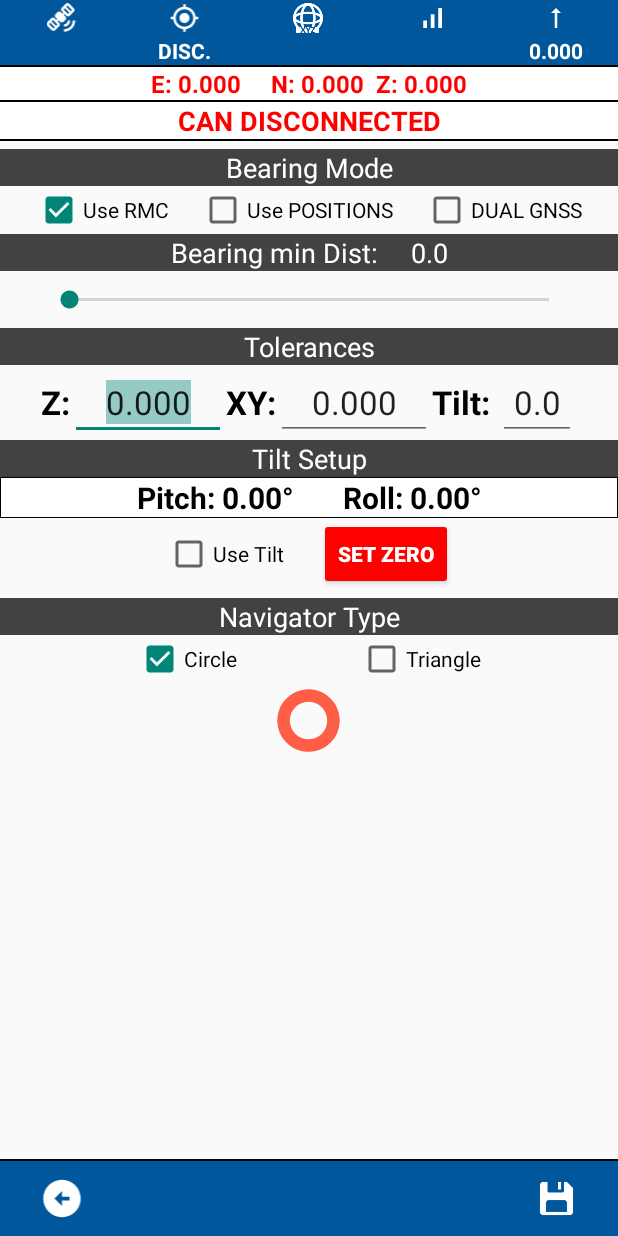
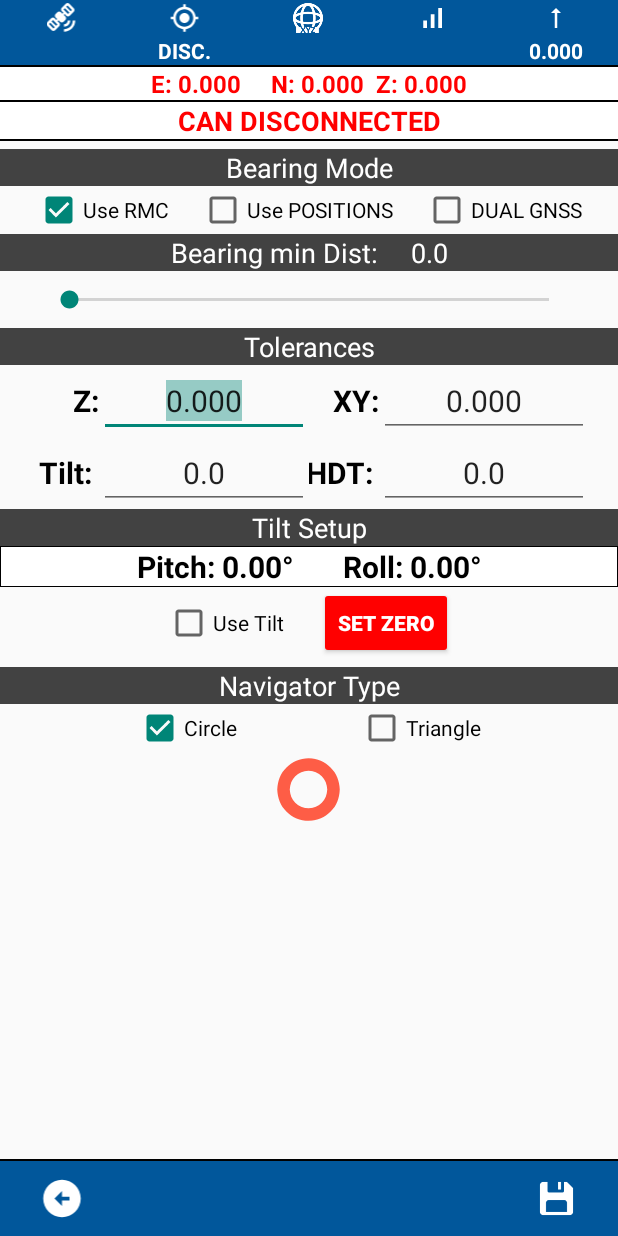
Before and after one commit to robertoricotti/Stx_Filed_Design, an Android app: the SettingsActivity screen opened directly, with no data from a screen before it, on a phone screen of 412 x 824 dp. Run offline under Robolectric (Android 15) with nearby library versions, the phone set to English and light mode, and no system bars; libraries missing offline, so code that uses them is left out: com.opencsv, org.locationtech.jts; 3 statements that could not run were skipped.

Commit message:
12_Dicembre

```diff
--- a/app/src/main/java/activity_portrait/AB_WorkActivity.java
+++ b/app/src/main/java/activity_portrait/AB_WorkActivity.java
@@ -28,6 +28,7 @@ import coords_calc.GPS;
 import coords_calc.Surface_Selector;
 import dialogs.CoordsGNSSInfo;
 import dialogs.Dialog_Offset;
+import gnss.My_LocationCalc;
 import gnss.Nmea_In;
 import project.DataProjectSingleton;
 import project.ProjectCanvas;
@@ -47,12 +48,12 @@ public class AB_WorkActivity extends AppCompatActivity {
     public static byte[] quota;
 
     ImageView lineID;
-    TextView altitude, distance, fileName, setOffset, offsetUnit;
+    TextView altitude, distance, fileName, setOffset, offsetUnit, surfaceOK;
 
     ConstraintLayout container;
     ProjectCanvas canvas;
     ImageButton center, zoomIn, zoomOut, rotateLeft, rotateRight, autorotate;
-    Button crs, surfaceStatus, surfaceOK;
+    Button crs, surfaceStatus;
     DataProjectSingleton dataProject;
     CoordsGNSSInfo coordsGNSSInfo;
     Handler handler;
@@ -63,6 +64,7 @@ public class AB_WorkActivity extends AppCompatActivity {
     boolean zommaIn = false;
     boolean zommaOut = false;
     static int idData = 0x6FA;//pacchetto dati
+    static double abOrient,baOrient;
 
 
     @Override
@@ -128,6 +130,9 @@ public class AB_WorkActivity extends AppCompatActivity {
             auto = true;
         }
         updateOffset();
+        abOrient= My_LocationCalc.calcBearingXY(dataProject.getPoints().get("A").getX(),dataProject.getPoints().get("A").getY(),dataProject.getPoints().get("B").getX(),dataProject.getPoints().get("B").getY());
+        baOrient=My_LocationCalc.calcBearingXY(dataProject.getPoints().get("B").getX(),dataProject.getPoints().get("B").getY(),dataProject.getPoints().get("A").getX(),dataProject.getPoints().get("A").getY());
+
     }
 
     @SuppressLint("ClickableViewAccessibility")
@@ -200,15 +205,15 @@ public class AB_WorkActivity extends AppCompatActivity {
         AlertDialog.Builder alertDialog = new AlertDialog.Builder(this);
         alertDialog.setTitle("Choose ID");
         String[] items = new String[dataProject.getSize() + 1];
-        items[0] = "AB Line";
+        items[0] = "Line";
         int counter = 1;
         for (Map.Entry<String, GPS> entry : dataProject.getPoints().entrySet()) {
             items[counter++] = entry.getKey();
         }
-        //TODO Abline bug
-        int selected = -1;
+
+        int selected = 0;
         switch (dataProject.getDistanceID()) {
-            case "AB Line":
+            case "Line":
                 selected = 0;
                 break;
             case "A":
@@ -230,13 +235,13 @@ public class AB_WorkActivity extends AppCompatActivity {
                 selected = 6;
                 break;
             default:
-                selected = -1;
+                selected = 0;
                 break;
         }
 
 
         alertDialog.setSingleChoiceItems(items, selected, (dialog, which) -> {
-            dataProject.setDistanceID(which <= 0 ? null : items[which]);
+            dataProject.setDistanceID(which < 0 ? null : items[which]);
             new MyRW_IntMem().MyWrite("_pointselected", items[which], this);
             dialog.dismiss();
         });
@@ -334,13 +339,43 @@ public class AB_WorkActivity extends AppCompatActivity {
                             }
 
 
+
+                            String dir="\u21B6 ";
                             double deltaHdt = dataProject.abOrient() - Nmea_In.tractorBearing;
-                            surfaceOK.setText(String.format("%.1f", deltaHdt) + " °");
+                            if(deltaHdt>180){
+                                deltaHdt-=360;
+                            }
+                            if(deltaHdt<-180){
+                                deltaHdt+=360;
+                            }
+                            double delta=0;
+                            if(Math.abs(deltaHdt)>90){
+                                delta=baOrient - Nmea_In.tractorBearing;
+                            }else {
+                                delta=abOrient - Nmea_In.tractorBearing;
+                            }
+                            delta=delta%360;
+
+                            if(delta>180){
+                                delta-=360;
+                            }
+                            if(delta<-180){
+                                delta+=360;
+                            }
+                            if(Math.abs(delta)>=DataSaved.hdt_Tol&&delta>0){
+                                dir="\u21B7 ";
+                            }else if(Math.abs(delta)>=1&&delta<0){
+                                dir="\u21B6 ";
+                            }else {
+                                dir="\u2191 ";
+                            }
+
+                            surfaceOK.setText(dir+String.format("%.1f", delta) + " °");//freccia negativo gira sx
                             crs.setText(dataProject.getEpsgCode());
 
 
                             surfaceStatus.setBackgroundTintList(ContextCompat.getColorStateList(getApplicationContext(), Can_Decoder.auto == 1 ? R.color.pure_green : R.color.transparent));
-                            surfaceOK.setTextColor(ContextCompat.getColorStateList(getApplicationContext(), (Math.abs(deltaHdt) < 1) ? R.color.pure_green : R.color.white));
+                            surfaceOK.setTextColor(ContextCompat.getColorStateList(getApplicationContext(), (Math.abs(delta) < DataSaved.hdt_Tol) ? R.color.pure_green : R.color.bg_sfsred));
                             double v = 0;
                             double v2 = 0;
                             v = surfaceSelector.getAltitudeDifference(Nmea_In.mLat_1, Nmea_In.mLon_1, Nmea_In.Quota1) - DataSaved.D_Offset;
@@ -355,11 +390,9 @@ public class AB_WorkActivity extends AppCompatActivity {
                                 AutoConnectionService.data_6FA_2nd = data2;
                                 page = 1;
 
-
                             }
 
-
-                            String strDistance = "DIST: " + Utils.readUnitOfMeasure(String.valueOf(surfaceSelector.getDistance()), AB_WorkActivity.this).replace(",", ".") + " " + Utils.getMetriSimbol(AB_WorkActivity.this);
+                            String strDistance = dataProject.getDistanceID()+": " + Utils.readUnitOfMeasure(String.valueOf(surfaceSelector.getDistance()), AB_WorkActivity.this).replace(",", ".") + " " + Utils.getMetriSimbol(AB_WorkActivity.this);
                             if (Math.abs(surfaceSelector.getDistance()) <= DataSaved.xy_tol) {
                                 distance.setBackgroundColor(getColor(R.color.green));
                                 distance.setTextColor(getColor(R.color._____cancel_text));
--- a/app/src/main/java/activity_portrait/SettingsActivity.java
+++ b/app/src/main/java/activity_portrait/SettingsActivity.java
@@ -32,7 +32,7 @@ public class SettingsActivity extends AppCompatActivity {
     ImageView img_connect, imgTest;
     TextView  txtsmootRmc, txt_tilt;
     private Handler handler;
-    EditText xyTol, zTol, tiltTol;
+    EditText xyTol, zTol, tiltTol,hdtTol;
     private boolean mRunning = true;
     SeekBar seekRmc;
     CheckBox ckrmc, ckpos, ckhdt, usetilt, useCircle, useTriang;
@@ -67,6 +67,7 @@ public class SettingsActivity extends AppCompatActivity {
         tiltTol = findViewById(R.id.tilt_tol);
         useCircle = findViewById(R.id.ckPalina);
         useTriang = findViewById(R.id.ckNav);
+        hdtTol=findViewById(R.id.hdt_tol);
         if (DataSaved.useTilt == 0) {
             usetilt.setChecked(false);
         } else if (DataSaved.useTilt == 1) {
@@ -101,6 +102,7 @@ public class SettingsActivity extends AppCompatActivity {
         xyTol.setText(Utils.readUnitOfMeasure(String.valueOf(DataSaved.xy_tol),SettingsActivity.this).replace(",", "."));
         zTol.setText(Utils.readUnitOfMeasure(String.valueOf(DataSaved.z_tol),SettingsActivity.this).replace(",", "."));
         tiltTol.setText(String.format("%.1f", DataSaved.tilt_Tol).replace(",", "."));
+        hdtTol.setText(String.format("%.1f", DataSaved.hdt_Tol).replace(",", "."));
     }
 
     private void onClick() {
@@ -226,6 +228,9 @@ public class SettingsActivity extends AppCompatActivity {
         if (!tiltTol.getText().toString().equals("")) {
             new MyRW_IntMem().MyWrite("tilt_tol", tiltTol.getText().toString(), this);
         }
+        if (!hdtTol.getText().toString().equals("")) {
+            new MyRW_IntMem().MyWrite("hdt_tol", hdtTol.getText().toString(), this);
+        }
         startService(new Intent(SettingsActivity.this, UpdateValues.class));
         Toast.makeText(this, "SAVED!", Toast.LENGTH_SHORT).show();
         startActivity(new Intent(this,MainActivity.class));
--- a/app/src/main/java/project/ProjectCanvas.java
+++ b/app/src/main/java/project/ProjectCanvas.java
@@ -120,8 +120,8 @@ public class ProjectCanvas extends View {
             paint.setColor(Color.RED);
             canvas.drawCircle(endX, endY, size / 2.5f, paint);
 
-            paint.setColor(Color.BLUE);
-            paint.setTextSize(60);
+            paint.setColor(Color.BLACK);
+            paint.setTextSize(30/dataProject.mScaleFactor);
             canvas.drawText(id, endX + 25f, endY - 25f, paint);
 
             coordinates[counter] = new Coordinate(endX, endY, 0);
--- a/app/src/main/java/services_and_bluetooth/DataSaved.java
+++ b/app/src/main/java/services_and_bluetooth/DataSaved.java
@@ -21,6 +21,7 @@ public class DataSaved {
     public static double D_Leftedge;
     public static double D_Rightedge;
     public static double tilt_Tol;
+    public static double hdt_Tol;
     public static double z_tol;
     public static double xy_tol;
     public static int rmcSize;
--- a/app/src/main/java/services_and_bluetooth/UpdateValues.java
+++ b/app/src/main/java/services_and_bluetooth/UpdateValues.java
@@ -82,6 +82,7 @@ public class UpdateValues extends Service {
             String ztol=myRW_intMem.MyRead("z_tol", UpdateValues.this);
             String xytol=myRW_intMem.MyRead("xy_tol", UpdateValues.this);
             String tilt_tol=myRW_intMem.MyRead("tilt_tol", UpdateValues.this);
+            String hdt_tol=myRW_intMem.MyRead("hdt_tol", UpdateValues.this);
             String maprotmode=myRW_intMem.MyRead("_maprotmode",UpdateValues.this);
             String offsetPitch=myRW_intMem.MyRead("_offsetpitch",UpdateValues.this);
             String offsetRoll=myRW_intMem.MyRead("_offsetpitch",UpdateValues.this);
@@ -146,6 +147,9 @@ public class UpdateValues extends Service {
             if(tilt_tol==null){
                 myRW_intMem.MyWrite("tilt_tol", "0.5", UpdateValues.this);
             }
+            if(hdt_tol==null){
+                myRW_intMem.MyWrite("hdt_tol", "1.0", UpdateValues.this);
+            }
             if(xytol==null){
                 myRW_intMem.MyWrite("xy_tol", "0.03", UpdateValues.this);
             }
@@ -190,6 +194,8 @@ public class UpdateValues extends Service {
             DataSaved.xy_tol=Double.parseDouble(myRW_intMem.MyRead("xy_tol",UpdateValues.this).replace(",","."));
             DataSaved.z_tol=Double.parseDouble(myRW_intMem.MyRead("z_tol",UpdateValues.this).replace(",","."));
             DataSaved.tilt_Tol=Double.parseDouble(myRW_intMem.MyRead("tilt_tol",UpdateValues.this).replace(",","."));
+            DataSaved.hdt_Tol=Double.parseDouble(myRW_intMem.MyRead("hdt_tol",UpdateValues.this).replace(",","."));
+
             DataSaved.MapRotMode=myRW_intMem.MyRead("_maprotmode",UpdateValues.this);
             DataSaved.offsetPitch=Double.parseDouble(myRW_intMem.MyRead("_offsetpitch",UpdateValues.this).replace(",","."));
             DataSaved.offsetRoll=Double.parseDouble(myRW_intMem.MyRead("_offsetroll",UpdateValues.this).replace(",","."));
--- a/app/src/main/res/layout/activity_settings.xml
+++ b/app/src/main/res/layout/activity_settings.xml
@@ -97,32 +97,30 @@ android:layout_marginHorizontal="10dp"
                 android:layout_width="match_parent"
                 android:layout_height="wrap_content"
                 android:gravity="center"
-                android:orientation="horizontal"
-                android:paddingHorizontal="5dp"
-
-
-                >
+                android:orientation="horizontal">
 
                 <TextView
                     android:layout_width="wrap_content"
                     android:layout_height="wrap_content"
                     android:text="Z:"
+                    android:ems="2"
+                    android:textAlignment="textEnd"
                     android:textColor="@color/black"
-                    android:textSize="22sp"
+                    android:textSize="20sp"
                     android:textStyle="bold" />
 
                 <EditText
                     android:id="@+id/z_tol"
                     android:layout_width="wrap_content"
                     android:layout_height="wrap_content"
-                    android:ems="4"
+                    android:ems="6"
                     android:gravity="center"
                     android:hint="0.000"
                     android:imeOptions="actionDone"
                     android:inputType="numberDecimal"
                     android:maxLength="6"
                     android:selectAllOnFocus="true"
-                    android:textSize="22sp" />
+                    android:textSize="20sp" />
 
 
 
@@ -130,42 +128,75 @@ android:layout_marginHorizontal="10dp"
                     android:layout_width="wrap_content"
                     android:layout_height="wrap_content"
                     android:text="XY:"
+                    android:ems="2"
+                    android:textAlignment="textEnd"
                     android:textColor="@color/black"
-                    android:textSize="22sp"
+                    android:textSize="20sp"
                     android:textStyle="bold" />
 
                 <EditText
                     android:id="@+id/xy_tol"
                     android:layout_width="wrap_content"
                     android:layout_height="wrap_content"
-                    android:ems="4"
+                    android:ems="6"
                     android:gravity="center"
                     android:hint="0.000"
                     android:imeOptions="actionDone"
                     android:inputType="numberDecimal"
                     android:maxLength="6"
                     android:selectAllOnFocus="true"
-                    android:textSize="22sp" />
+                    android:textSize="20sp" />
+
+            </LinearLayout>
+            <LinearLayout
+                android:gravity="center"
+                android:layout_width="match_parent"
+                android:layout_height="wrap_content"
+                android:orientation="horizontal">
                 <TextView
                     android:layout_width="wrap_content"
                     android:layout_height="wrap_content"
                     android:text="Tilt: "
+                    android:ems="2"
+                    android:textAlignment="textEnd"
                     android:textColor="@color/black"
-                    android:textSize="22sp"
+                    android:textSize="20sp"
                     android:textStyle="bold" />
 
                 <EditText
                     android:id="@+id/tilt_tol"
                     android:layout_width="wrap_content"
                     android:layout_height="wrap_content"
-                    android:ems="2"
+                    android:ems="6"
                     android:gravity="center"
                     android:hint="0.0"
                     android:imeOptions="actionDone"
                     android:inputType="numberDecimal"
-                    android:maxLength="3"
+                    android:maxLength="4"
                     android:selectAllOnFocus="true"
-                    android:textSize="22sp" />
+                    android:textSize="20sp" />
+                <TextView
+                    android:layout_width="wrap_content"
+                    android:layout_height="wrap_content"
+                    android:text="HDT: "
+                    android:ems="2"
+                    android:textAlignment="textEnd"
+                    android:textColor="@color/black"
+                    android:textSize="20sp"
+                    android:textStyle="bold" />
+
+                <EditText
+                    android:id="@+id/hdt_tol"
+                    android:layout_width="wrap_content"
+                    android:layout_height="wrap_content"
+                    android:ems="6"
+                    android:gravity="center"
+                    android:hint="0.0"
+                    android:imeOptions="actionDone"
+                    android:inputType="numberDecimal"
+                    android:maxLength="4"
+                    android:selectAllOnFocus="true"
+                    android:textSize="20sp" />
             </LinearLayout>
             <TextView
                 android:id="@+id/txtslopeSet"
```
Also changed, not shown: app/src/main/AndroidManifest.xml (+16 -2 lines), app/src/main/res/drawable/custom_background_light_2.xml (+8 -8 lines), app/src/main/res/layout/activity_load_project.xml (+8 -7 lines).
